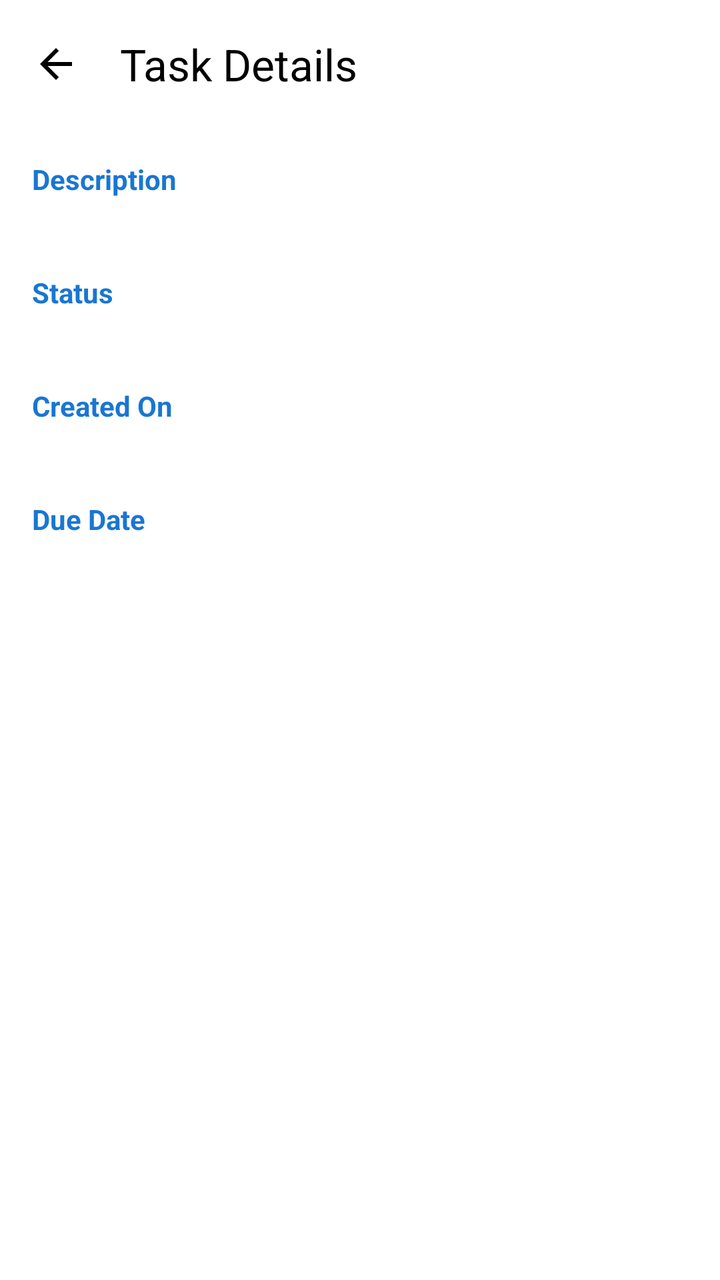
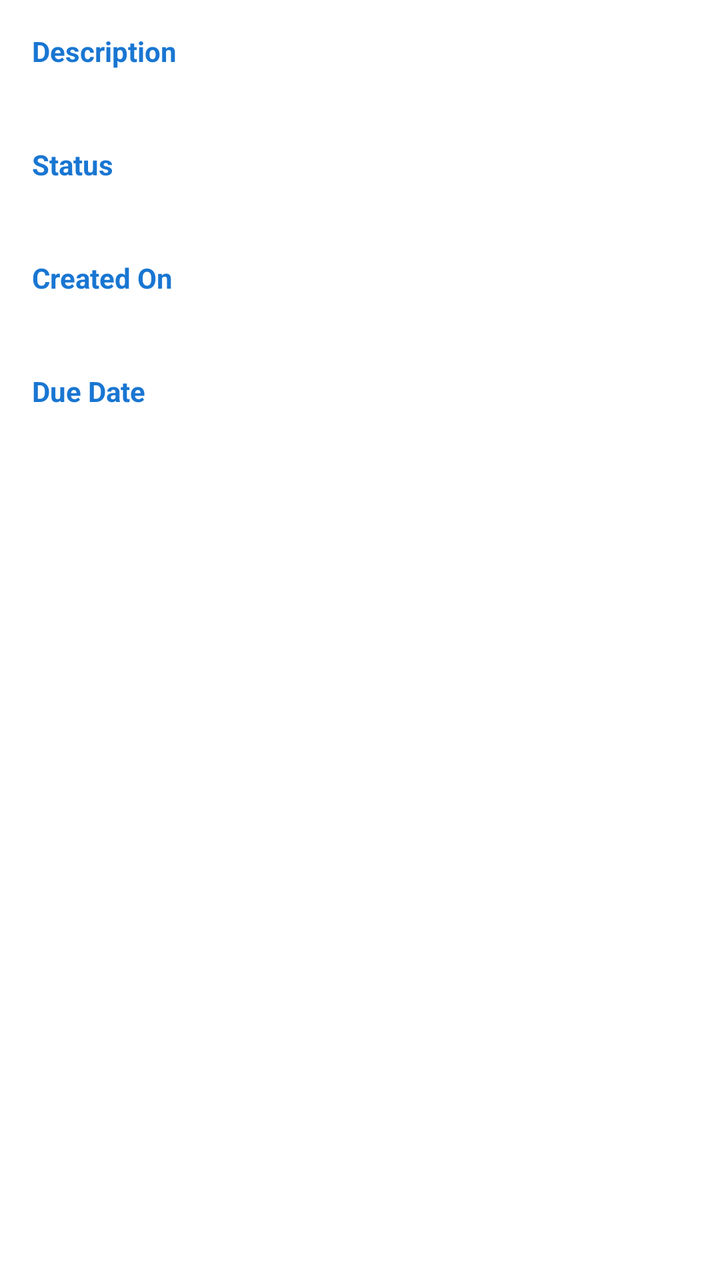

Before-and-after screenshots of an Android layout around one commit, followed by the original layout XML and the change that was made.
<!-- AndroidManifest.xml: application theme Theme.TodoAndroid -->
<!-- res/layout/fragment_task_detail.xml -->
<?xml version="1.0" encoding="utf-8"?>
<androidx.constraintlayout.widget.ConstraintLayout
    xmlns:android="http://schemas.android.com/apk/res/android"
    xmlns:app="http://schemas.android.com/apk/res-auto"
    android:layout_width="match_parent"
    android:layout_height="match_parent">

    <com.google.android.material.appbar.MaterialToolbar
        android:id="@+id/toolbar"
        android:layout_width="0dp"
        android:layout_height="?attr/actionBarSize"
        android:background="?attr/colorSurface"
        app:navigationIcon="@drawable/ic_back"
        app:navigationIconTint="?attr/colorOnSurface"
        app:title="@string/task_detail_title"
        app:titleTextColor="?attr/colorOnSurface"
        app:layout_constraintTop_toTopOf="parent"
        app:layout_constraintStart_toStartOf="parent"
        app:layout_constraintEnd_toEndOf="parent" />

    <androidx.core.widget.NestedScrollView
        android:layout_width="0dp"
        android:layout_height="0dp"
        app:layout_constraintTop_toBottomOf="@id/toolbar"
        app:layout_constraintBottom_toBottomOf="parent"
        app:layout_constraintStart_toStartOf="parent"
        app:layout_constraintEnd_toEndOf="parent">

        <androidx.constraintlayout.widget.ConstraintLayout
            android:layout_width="match_parent"
            android:layout_height="wrap_content"
            android:padding="16dp">

            
            <TextView
                android:id="@+id/labelTaskText"
                android:layout_width="wrap_content"
                android:layout_height="wrap_content"
                android:text="@string/label_task_text"
                android:textStyle="bold"
                android:textColor="?attr/colorPrimary"
                app:layout_constraintTop_toTopOf="parent"
                app:layout_constraintStart_toStartOf="parent" />

            <TextView
                android:id="@+id/textTaskText"
                android:layout_width="0dp"
                android:layout_height="wrap_content"
                android:textSize="16sp"
                app:layout_constraintTop_toBottomOf="@id/labelTaskText"
                app:layout_constraintStart_toStartOf="parent"
                app:layout_constraintEnd_toEndOf="parent" />

            
            <TextView
                android:id="@+id/labelTaskCompleted"
                android:layout_width="wrap_content"
                android:layout_height="wrap_content"
                android:layout_marginTop="16dp"
                android:text="@string/label_task_completed"
                android:textStyle="bold"
                android:textColor="?attr/colorPrimary"
                app:layout_constraintTop_toBottomOf="@id/textTaskText"
                app:layout_constraintStart_toStartOf="parent" />

            <TextView
                android:id="@+id/textTaskCompleted"
                android:layout_width="0dp"
                android:layout_height="wrap_content"
                android:textSize="16sp"
                app:layout_constraintTop_toBottomOf="@id/labelTaskCompleted"
                app:layout_constraintStart_toStartOf="parent"
                app:layout_constraintEnd_toEndOf="parent" />

            
            <TextView
                android:id="@+id/labelTaskDateCreated"
                android:layout_width="wrap_content"
                android:layout_height="wrap_content"
                android:layout_marginTop="16dp"
                android:text="@string/label_task_date_created"
                android:textStyle="bold"
                android:textColor="?attr/colorPrimary"
                app:layout_constraintTop_toBottomOf="@id/textTaskCompleted"
                app:layout_constraintStart_toStartOf="parent" />

            <TextView
                android:id="@+id/textTaskDateCreated"
                android:layout_width="0dp"
                android:layout_height="wrap_content"
                android:textSize="16sp"
                app:layout_constraintTop_toBottomOf="@id/labelTaskDateCreated"
                app:layout_constraintStart_toStartOf="parent"
                app:layout_constraintEnd_toEndOf="parent" />

            
            <TextView
                android:id="@+id/labelTaskDateLimit"
                android:layout_width="wrap_content"
                android:layout_height="wrap_content"
                android:layout_marginTop="16dp"
                android:text="@string/label_task_date_limit"
                android:textStyle="bold"
                android:textColor="?attr/colorPrimary"
                app:layout_constraintTop_toBottomOf="@id/textTaskDateCreated"
                app:layout_constraintStart_toStartOf="parent" />

            <TextView
                android:id="@+id/textTaskDateLimit"
                android:layout_width="0dp"
                android:layout_height="wrap_content"
                android:textSize="16sp"
                app:layout_constraintTop_toBottomOf="@id/labelTaskDateLimit"
                app:layout_constraintStart_toStartOf="parent"
                app:layout_constraintEnd_toEndOf="parent" />

        </androidx.constraintlayout.widget.ConstraintLayout>

    </androidx.core.widget.NestedScrollView>

</androidx.constraintlayout.widget.ConstraintLayout>
<!-- resources referenced by this layout -->
<resources>
  <!-- drawable ic_back (drawable) -->
  <?xml version="1.0" encoding="utf-8"?>
  <vector xmlns:android="http://schemas.android.com/apk/res/android"
      android:width="24dp"
      android:height="24dp"
      android:viewportWidth="24"
      android:viewportHeight="24">
      <path
          android:fillColor="@android:color/black"
          android:pathData="M20,11H7.83l5.59,-5.59L12,4l-8,8 8,8 1.41,-1.41L7.83,13H20v-2z"/>
  </vector>
  <string name="label_task_completed">Status</string>
  <string name="label_task_date_created">Created On</string>
  <string name="label_task_date_limit">Due Date</string>
  <string name="label_task_text">Description</string>
  <string name="task_detail_title">Task Details</string>
  <style name="Theme.TodoAndroid" parent="Theme.Material3.DayNight.NoActionBar">
          
          <item name="colorPrimary">@color/colorPrimary</item>
          <item name="colorPrimaryContainer">@color/colorPrimaryDark</item>
          <item name="colorOnPrimary">@android:color/white</item>
          
          <item name="colorSecondary">@color/colorAccent</item>
          <item name="colorSecondaryContainer">@color/colorAccent</item>
          
          <item name="colorSurface">@color/colorSurface</item>
          <item name="colorOnSurface">@color/colorOnSurface</item>
          
          <item name="android:colorBackground">@color/colorBackground</item>
          
          <item name="android:statusBarColor">@android:color/transparent</item>
          <item name="android:windowLightStatusBar">true</item>
          <item name="android:windowBackground">@color/colorBackground</item>
      </style>
  <color name="colorPrimary">#1976D2</color>
  <color name="colorPrimaryDark">#1565C0</color>
  <color name="colorAccent">#03DAC5</color>
  <color name="colorSurface">#FFFFFF</color>
  <color name="colorOnSurface">#000000</color>
  <color name="colorBackground">#FFFFFF</color>
</resources>

<!-- the commit's change to res/layout/fragment_task_detail.xml (unified diff, before → after) -->
@@ -5,23 +5,10 @@
     android:layout_width="match_parent"
     android:layout_height="match_parent">
 
-    <com.google.android.material.appbar.MaterialToolbar
-        android:id="@+id/toolbar"
-        android:layout_width="0dp"
-        android:layout_height="?attr/actionBarSize"
-        android:background="?attr/colorSurface"
-        app:navigationIcon="@drawable/ic_back"
-        app:navigationIconTint="?attr/colorOnSurface"
-        app:title="@string/task_detail_title"
-        app:titleTextColor="?attr/colorOnSurface"
-        app:layout_constraintTop_toTopOf="parent"
-        app:layout_constraintStart_toStartOf="parent"
-        app:layout_constraintEnd_toEndOf="parent" />
-
     <androidx.core.widget.NestedScrollView
         android:layout_width="0dp"
         android:layout_height="0dp"
-        app:layout_constraintTop_toBottomOf="@id/toolbar"
+        app:layout_constraintTop_toTopOf="parent"
         app:layout_constraintBottom_toBottomOf="parent"
         app:layout_constraintStart_toStartOf="parent"
         app:layout_constraintEnd_toEndOf="parent">
<!-- resource entries referenced after the edit -->
@@ -1,21 +1,9 @@
 <!-- resources referenced by this layout -->
 <resources>
-  <!-- drawable ic_back (drawable) -->
-  <?xml version="1.0" encoding="utf-8"?>
-  <vector xmlns:android="http://schemas.android.com/apk/res/android"
-      android:width="24dp"
-      android:height="24dp"
-      android:viewportWidth="24"
-      android:viewportHeight="24">
-      <path
-          android:fillColor="@android:color/black"
-          android:pathData="M20,11H7.83l5.59,-5.59L12,4l-8,8 8,8 1.41,-1.41L7.83,13H20v-2z"/>
-  </vector>
   <string name="label_task_completed">Status</string>
   <string name="label_task_date_created">Created On</string>
   <string name="label_task_date_limit">Due Date</string>
   <string name="label_task_text">Description</string>
-  <string name="task_detail_title">Task Details</string>
   <style name="Theme.TodoAndroid" parent="Theme.Material3.DayNight.NoActionBar">
           
           <item name="colorPrimary">@color/colorPrimary</item>
